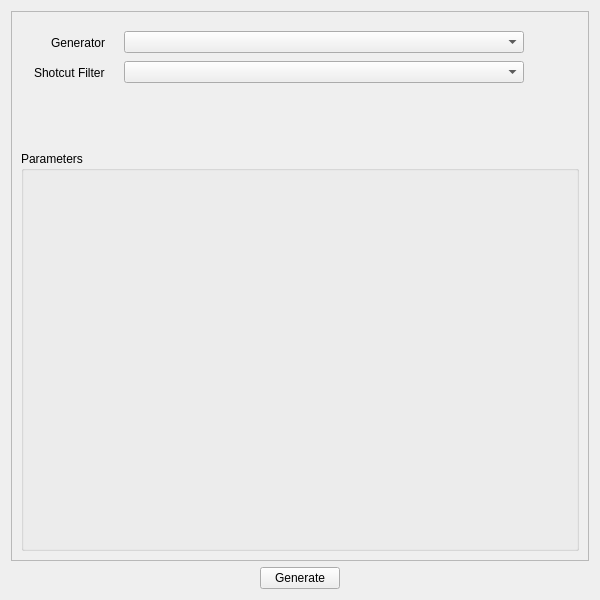
The window that data/ui/main.ui (timlau/preset_generator) describes before a commit, drawn with Qt 5.
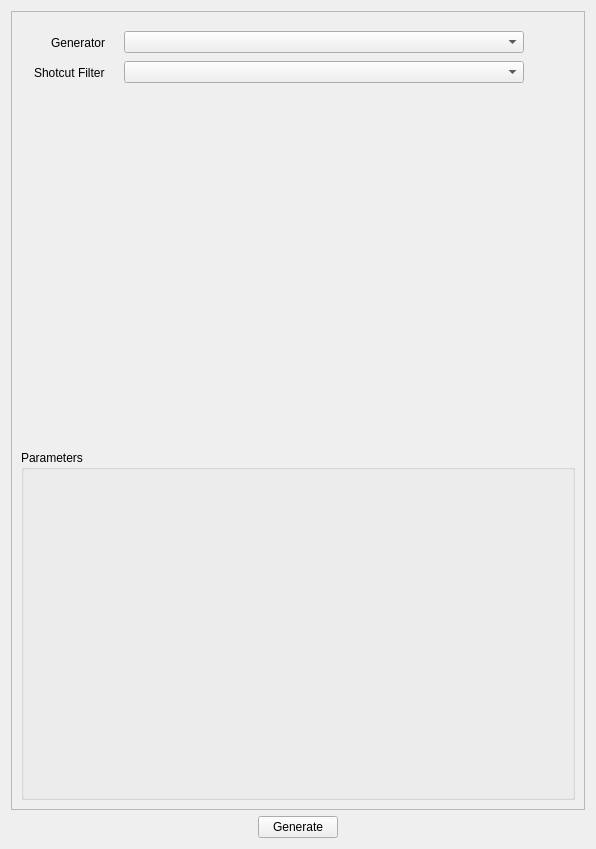
The same window after the commit.

Commit message: Add video previews

Diff of the .ui file:
```diff
--- a/data/ui/main.ui
+++ b/data/ui/main.ui
@@ -6,8 +6,8 @@
    <rect>
     <x>0</x>
     <y>0</y>
-    <width>600</width>
-    <height>600</height>
+    <width>596</width>
+    <height>849</height>
    </rect>
   </property>
   <property name="windowTitle">
@@ -162,12 +162,22 @@
         </item>
        </layout>
       </item>
+      <item>
+       <widget class="QWidget" name="preview" native="true">
+        <property name="minimumSize">
+         <size>
+          <width>0</width>
+          <height>320</height>
+         </size>
+        </property>
+       </widget>
+      </item>
       <item>
        <widget class="QGroupBox" name="gb_parameters">
         <property name="minimumSize">
          <size>
           <width>0</width>
-          <height>400</height>
+          <height>350</height>
          </size>
         </property>
         <property name="title">
```
The commit also changes 3 other files.
